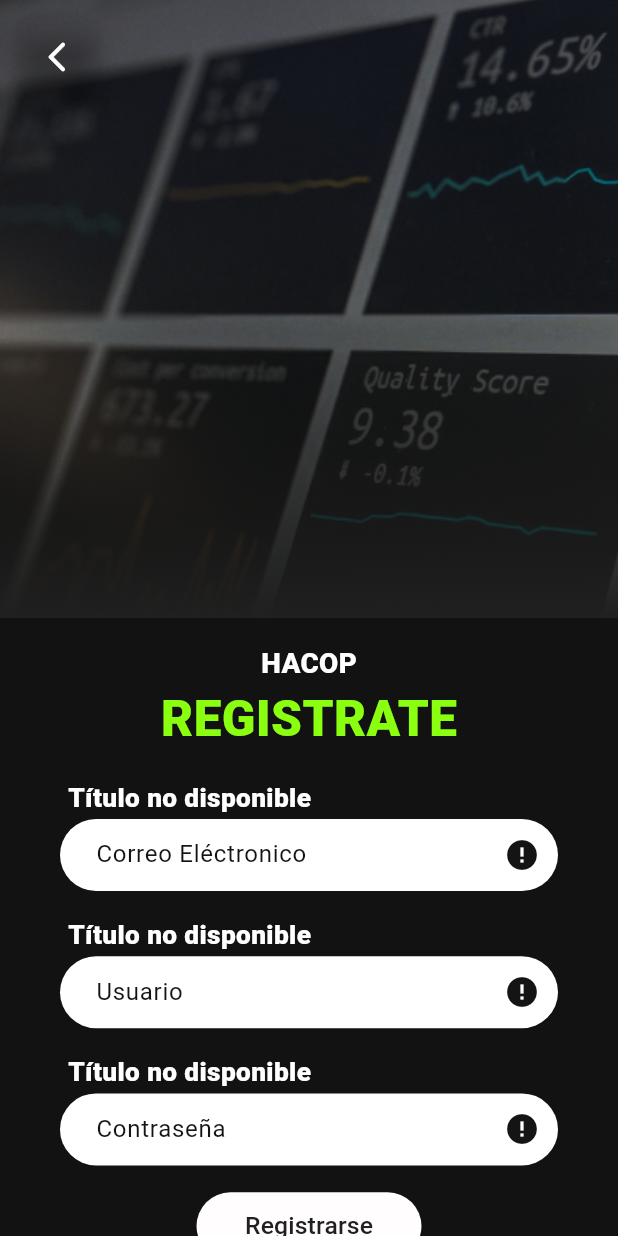
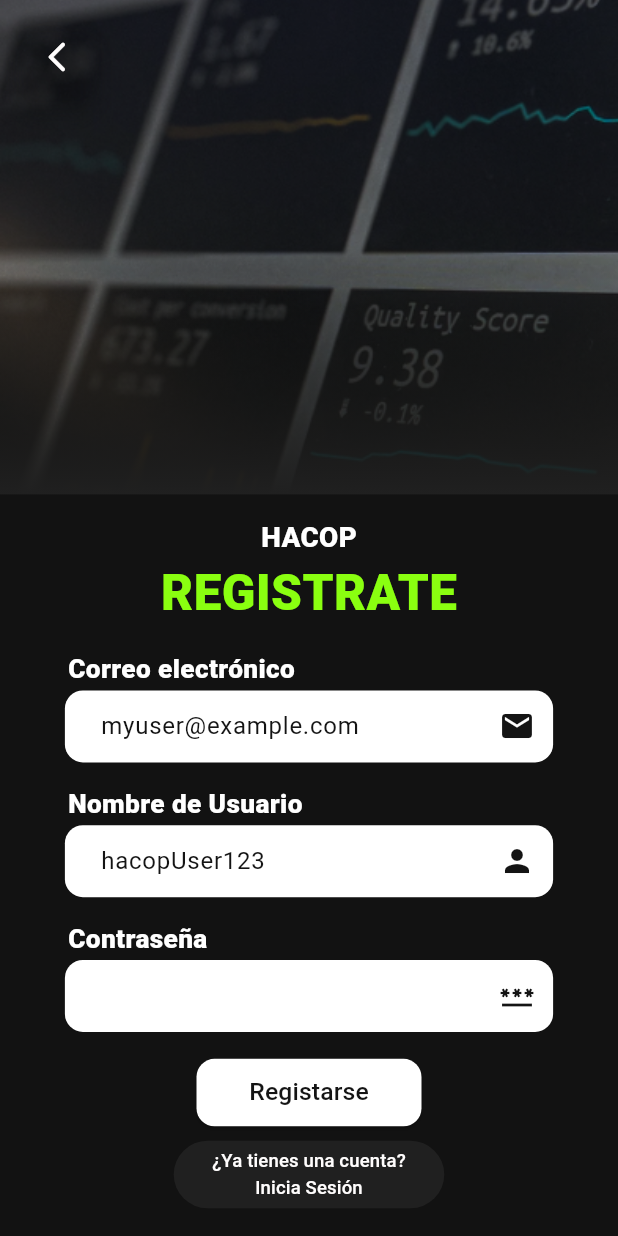
Before and after one commit to mauriciocastillo893/NEXA_FIRST_MOBILE_APP, a Flutter app: the screen it shows after launch, after a tap on "Registrarse", on a phone screen of 412 x 824 dp. Run offline on Flutter 3.47's test engine with Material 3 defaults, Android fonts, the phone set to English and light mode, and no system bars.

Commit message:
[MOD] Modifications are posted in here

```diff
--- a/lib/presentation/screens/login_screen.dart
+++ b/lib/presentation/screens/login_screen.dart
@@ -83,7 +83,7 @@ class _LoginView extends StatelessWidget {
             )),
         SizedBox(height: MediaQuery.of(context).size.height * 0.0175),
         MessageFieldBox(
-          title: "Usuario",
+          title: "Nombre de Usuario",
           placeholder: "",
           typeOfIcon: const Icon(Icons.person),
           borderRadiusOf: 12,
@@ -109,20 +109,6 @@ class _LoginView extends StatelessWidget {
           text: "Iniciar Sesión",
           borderRadiusOf: 12,
         ),
-        // ElevatedButton(
-        //   onPressed: () {
-        //     Navigator.push(context, MaterialPageRoute(builder: (context) {
-        //       return const LobbyUserScreen();
-        //     }));
-        //   },
-        //   style: ElevatedButton.styleFrom(
-        //     backgroundColor: const Color(0xFFFFFDFD),
-        //     minimumSize: const Size(150, 45),
-        //   ),
-        //   child: Text("Iniciar Sesión",
-        //       style: TextStyle(
-        //           fontSize: MediaQuery.of(context).size.width * 0.04)),
-        // ),
         SizedBox(height: MediaQuery.of(context).size.height * 0.005),
         ElevatedButton(
           onPressed: () {
--- a/lib/presentation/screens/main_screen.dart
+++ b/lib/presentation/screens/main_screen.dart
@@ -1,6 +1,7 @@
 import 'package:flutter/material.dart';
 import 'package:moviles_app/presentation/screens/login_screen.dart';
 import 'package:moviles_app/presentation/screens/register_screen.dart';
+import 'package:moviles_app/presentation/widgets/shared/elevated_button_box.dart';
 
 class MainScreen extends StatelessWidget {
   const MainScreen({super.key});
@@ -79,42 +80,26 @@ class _MainView extends StatelessWidget {
         mainAxisAlignment:
             MainAxisAlignment.center, // Alinea los botones al centro de la fila
         children: [
-          ElevatedButton(
+          ElevatedButtonBox(
+            text: "Registrarse",
+            darkMode: true,
+            borderRadiusOf: 12,
+            onPressed: () {
+              Navigator.push(
+                  context,
+                  MaterialPageRoute(
+                      builder: (context) => const RegisterScreen()));
+            },
+          ),
+          const SizedBox(width: 20),
+          ElevatedButtonBox(
+            text: "Iniciar sesión",
+            borderRadiusOf: 12,
             onPressed: () {
               Navigator.push(context,
-                  MaterialPageRoute(builder: (context) => const RegisterScreen()));
+                  MaterialPageRoute(builder: (context) => const LoginScreen()));
             },
-            style: ElevatedButton.styleFrom(
-              backgroundColor: const Color(0xFF0A0A0A),
-              minimumSize: const Size(150, 45),
-              // shape: RoundedRectangleBorder(
-              //   borderRadius: BorderRadius.circular(25),
-              // ),
-            ),
-            child: const Text(
-              'Registrarse',
-              style: TextStyle(color: Color(0xFFFFFDFD)),
-            ),
           ),
-          const SizedBox(width: 20),
-          ElevatedButton(
-              onPressed: () {
-                Navigator.push(
-                    context,
-                    MaterialPageRoute(
-                        builder: (context) => const LoginScreen()));
-              },
-              style: ElevatedButton.styleFrom(
-                backgroundColor: const Color(0xFFFFFDFD),
-                minimumSize: const Size(150, 45),
-                // shape: RoundedRectangleBorder(
-                //   borderRadius: BorderRadius.circular(25),
-                // ),
-              ),
-              child: const Text(
-                "Iniciar sesión",
-                style: TextStyle(color: Color(0xFF0A0A0A)),
-              ))
         ],
       )
     ]);
--- a/lib/presentation/screens/register_screen.dart
+++ b/lib/presentation/screens/register_screen.dart
@@ -1,6 +1,7 @@
 import 'package:flutter/material.dart';
 import 'package:moviles_app/presentation/screens/login_screen.dart';
 import 'package:moviles_app/presentation/screens/main_screen.dart';
+import 'package:moviles_app/presentation/widgets/shared/elevated_button_box.dart';
 import 'package:moviles_app/presentation/widgets/shared/message_field_box.dart';
 
 class RegisterScreen extends StatelessWidget {
@@ -16,6 +17,10 @@ class RegisterScreen extends StatelessWidget {
 }
 
 class _RegisterView extends StatelessWidget {
+  final focusNode1 = FocusNode();
+  final focusNode2 = FocusNode();
+  final focusNode3 = FocusNode();
+
   @override
   Widget build(BuildContext context) {
     return SingleChildScrollView(
@@ -23,7 +28,7 @@ class _RegisterView extends StatelessWidget {
         Stack(
           children: [
             SizedBox(
-              height: MediaQuery.of(context).size.height * 0.5,
+              height: MediaQuery.of(context).size.height * 0.4,
               width: double.infinity,
               child: Image.asset(
                 'assets/images/LoginImage.png',
@@ -33,7 +38,7 @@ class _RegisterView extends StatelessWidget {
             Positioned(
               child: Container(
                 width: double.infinity,
-                height: MediaQuery.of(context).size.height * 0.5,
+                height: MediaQuery.of(context).size.height * 0.4,
                 decoration: const BoxDecoration(
                     gradient: LinearGradient(
                         begin: Alignment.center,
@@ -62,7 +67,7 @@ class _RegisterView extends StatelessWidget {
                 ))
           ],
         ),
-        SizedBox(height: MediaQuery.of(context).size.height * 0.02),
+        SizedBox(height: MediaQuery.of(context).size.height * 0.018),
         Text("HACOP",
             style: TextStyle(
               color: Colors.white,
@@ -76,25 +81,40 @@ class _RegisterView extends StatelessWidget {
               fontWeight: FontWeight.w900,
               fontSize: MediaQuery.of(context).size.width * 0.08,
             )),
+        SizedBox(height: MediaQuery.of(context).size.height * 0.018),
+        MessageFieldBox(
+          title: "Correo electrónico",
+          placeholder: "myuser@example.com",
+          typeOfIcon: const Icon(Icons.email),
+          borderRadiusOf: 12,
+          actualFocusNode: focusNode1,
+          nextFocusNode: focusNode2,
+        ),
+        SizedBox(height: MediaQuery.of(context).size.height * 0.018),
+        MessageFieldBox(
+          title: "Nombre de Usuario",
+          placeholder: "hacopUser123",
+          typeOfIcon: const Icon(Icons.person),
+          borderRadiusOf: 12,
+          actualFocusNode: focusNode2,
+          nextFocusNode: focusNode3,
+        ),
+        SizedBox(height: MediaQuery.of(context).size.height * 0.018),
+        MessageFieldBox(
+          title: "Contraseña",
+          placeholder: "",
+          typeOfIcon: const Icon(Icons.password),
+          borderRadiusOf: 12,
+          actualFocusNode: focusNode3,
+        ),
         SizedBox(height: MediaQuery.of(context).size.height * 0.02),
-        const MessageFieldBox(placeholder: "Correo Eléctronico"),
-        SizedBox(height: MediaQuery.of(context).size.height * 0.02),
-        const MessageFieldBox(placeholder: "Usuario"),
-        SizedBox(height: MediaQuery.of(context).size.height * 0.02),
-        const MessageFieldBox(placeholder: "Contraseña"),
-        SizedBox(height: MediaQuery.of(context).size.height * 0.02),
-        ElevatedButton(
+        ElevatedButtonBox(
           onPressed: () {
             Navigator.push(context,
                 MaterialPageRoute(builder: (context) => const LoginScreen()));
           },
-          style: ElevatedButton.styleFrom(
-            backgroundColor: const Color(0xFFFFFDFD),
-            minimumSize: const Size(150, 45),
-          ),
-          child: Text("Registrarse",
-              style: TextStyle(
-                  fontSize: MediaQuery.of(context).size.width * 0.04)),
+          text: "Registarse",
+          borderRadiusOf: 12,
         ),
         SizedBox(height: MediaQuery.of(context).size.height * 0.008),
         ElevatedButton(
--- a/lib/presentation/widgets/shared/last_movements_box.dart
+++ b/lib/presentation/widgets/shared/last_movements_box.dart
@@ -16,7 +16,7 @@ class LastMovementsBox extends StatelessWidget {
       child: Container(
         height: MediaQuery.of(context).size.height * 0.06,
         decoration: BoxDecoration(
-          borderRadius: BorderRadius.circular(25),
+          borderRadius: BorderRadius.circular(12),
           color: const Color(0xFF2F2F2F),
           boxShadow: [
             BoxShadow(
--- a/lib/presentation/widgets/shared/message_field_box.dart
+++ b/lib/presentation/widgets/shared/message_field_box.dart
@@ -77,7 +77,8 @@ class MessageFieldBox extends StatelessWidget {
       ]),
       Padding(
         padding: EdgeInsets.symmetric(
-          horizontal: horizontalPadding ?? 40,
+          horizontal:
+              horizontalPadding ?? MediaQuery.of(context).size.width * 0.105,
           vertical: verticalPadding ?? 0,
         ),
         child: TextFormField(
```
